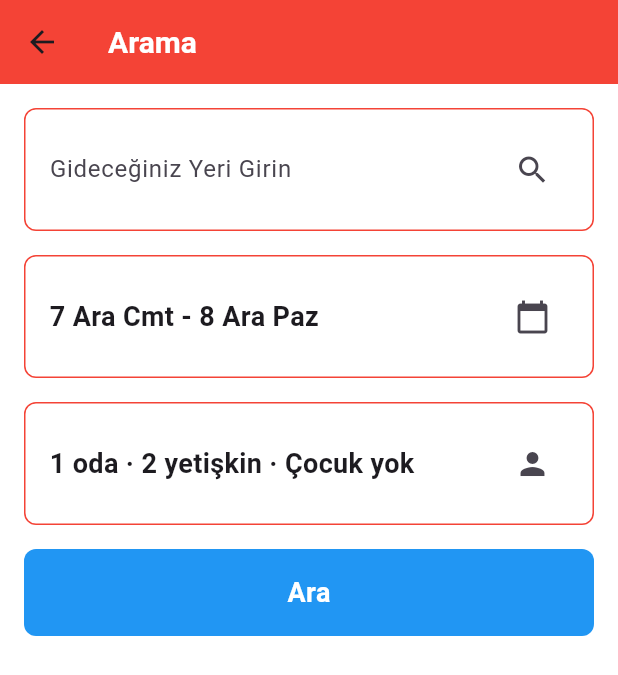
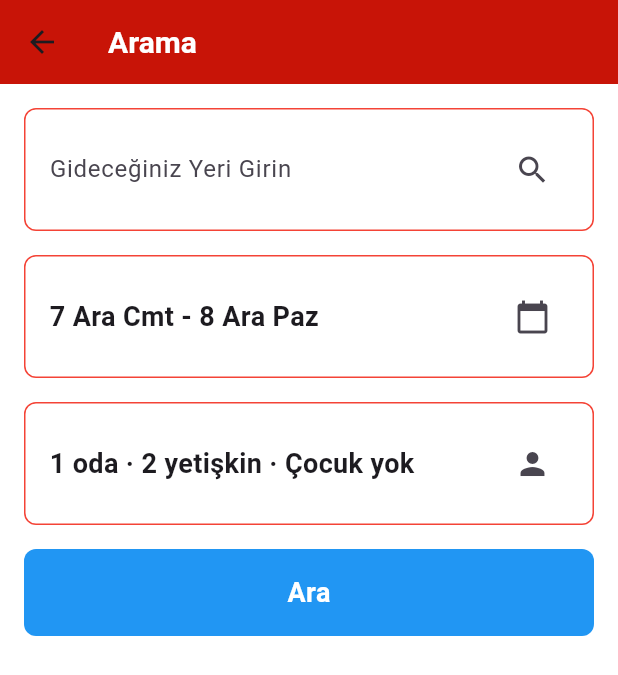
Before and after one commit to dilaradertli/RedRoute, a Flutter app: the SearchScreen screen opened by its route, on a phone screen of 412 x 824 dp. Shown: the top 675 px of the screen. Run offline on Flutter 3.47's test engine with Material 3 defaults, Android fonts, the phone set to English and light mode, and no system bars; our stand-ins replace go_router, lottie; missing offline and left inert: dotlottie_loader.

Commit message:
Renk düzenlenmesi yapıldı

```diff
--- a/lib/screens/kisiselbilgiler_screen.dart
+++ b/lib/screens/kisiselbilgiler_screen.dart
@@ -7,7 +7,7 @@ class KisiselbilgilerScreen extends StatelessWidget {
   Widget build(BuildContext context) {
     return Scaffold(
       appBar: AppBar(
-        backgroundColor: Colors.red,
+        backgroundColor: const Color.fromARGB(255, 200, 20, 7),
         title: Align(
           alignment: Alignment.centerLeft,
           child: Text(
--- a/lib/screens/search_screen.dart
+++ b/lib/screens/search_screen.dart
@@ -7,7 +7,7 @@ class SearchScreen extends StatelessWidget {
   Widget build(BuildContext context) {
     return Scaffold(
       appBar: AppBar(
-        backgroundColor: Colors.red,
+        backgroundColor: const Color.fromARGB(255, 200, 20, 7),
         title: Align(
           alignment: Alignment.centerLeft,
           child: Text(
```
